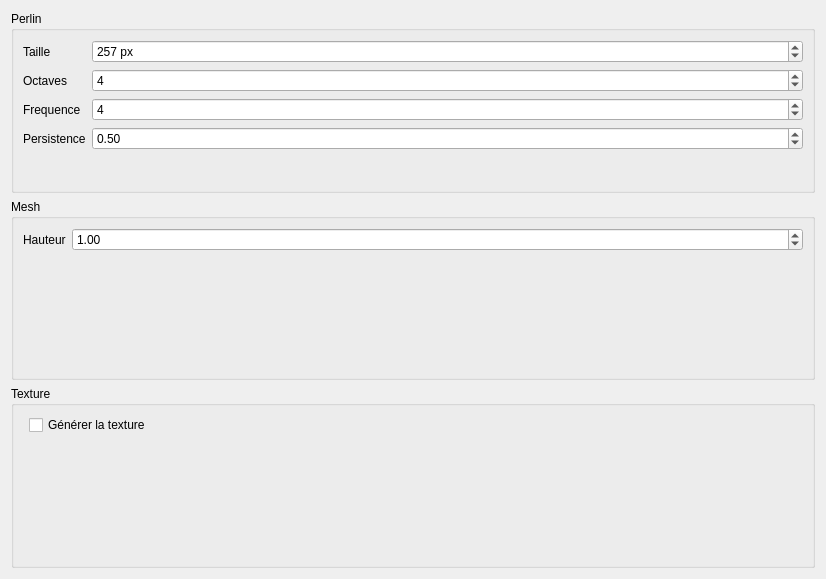
Above: modules/worldgui/panelterrain.ui from Bycob/world before the change. Below: the same form after it.
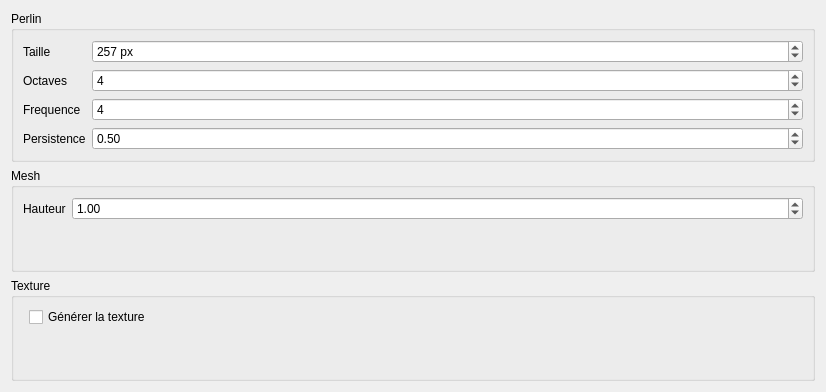
That is the form after the change.

```diff
--- a/modules/worldgui/panelterrain.ui
+++ b/modules/worldgui/panelterrain.ui
@@ -7,7 +7,7 @@
     <x>0</x>
     <y>0</y>
     <width>826</width>
-    <height>579</height>
+    <height>392</height>
    </rect>
   </property>
   <property name="sizePolicy">
```
